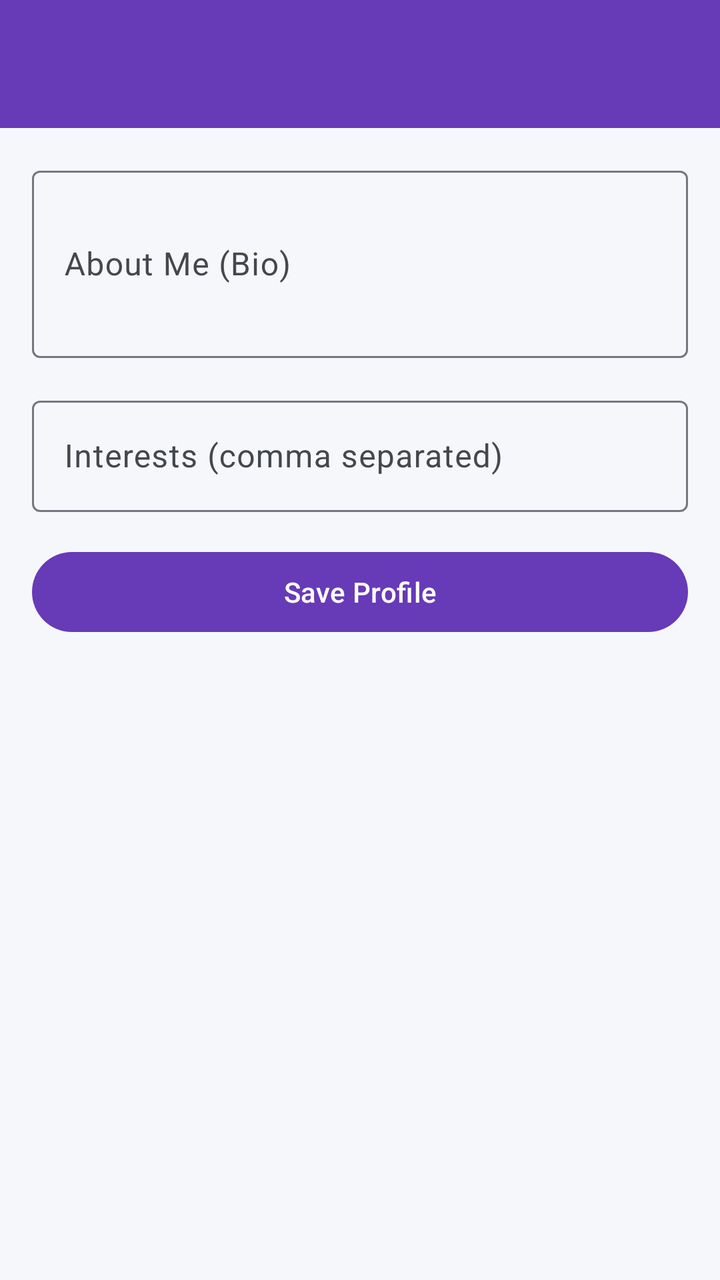
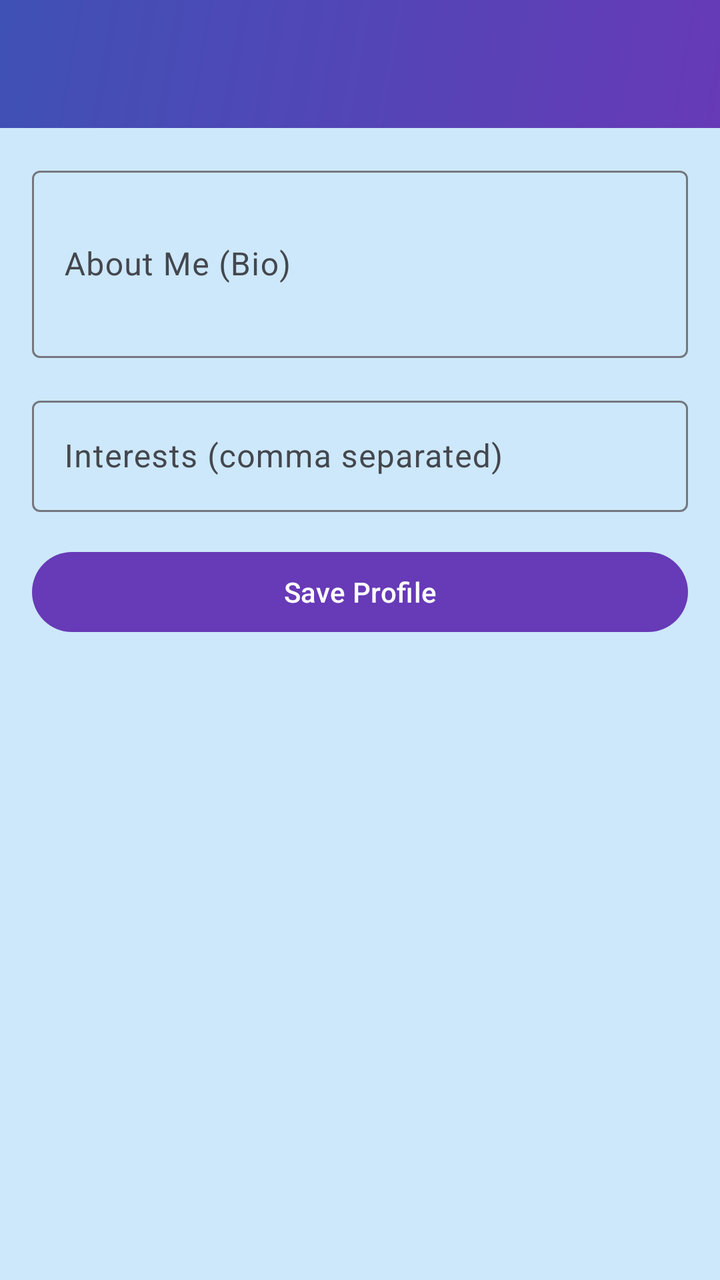

Screens rendered from an Android XML layout before and after an edit, with the pre-edit source and the edit as a unified diff.
<!-- AndroidManifest.xml: application theme Theme.CampusConnect -->
<!-- res/layout/activity_edit_profile.xml -->
<?xml version="1.0" encoding="utf-8"?>
<androidx.constraintlayout.widget.ConstraintLayout xmlns:android="http://schemas.android.com/apk/res/android"
    xmlns:app="http://schemas.android.com/apk/res-auto"
    android:layout_width="match_parent"
    android:layout_height="match_parent">

    <com.google.android.material.appbar.MaterialToolbar
        android:id="@+id/toolbar"
        android:layout_width="match_parent"
        android:layout_height="?attr/actionBarSize"
        android:background="?attr/colorPrimary"
        app:titleTextColor="?attr/colorOnPrimary"
        app:layout_constraintTop_toTopOf="parent" />

    <androidx.core.widget.NestedScrollView
        android:id="@+id/editProfileScroll"
        android:layout_width="match_parent"
        android:layout_height="0dp"
        android:fillViewport="true"
        app:layout_constraintTop_toBottomOf="@id/toolbar"
        app:layout_constraintBottom_toBottomOf="parent">

        <LinearLayout
            android:layout_width="match_parent"
            android:layout_height="wrap_content"
            android:orientation="vertical">

            <com.google.android.material.textfield.TextInputLayout
                android:id="@+id/bioLayout"
                style="@style/Widget.Material3.TextInputLayout.OutlinedBox"
                android:layout_width="match_parent"
                android:layout_height="wrap_content"
                android:layout_margin="16dp"
                android:hint="@string/about_me_bio">

                <com.google.android.material.textfield.TextInputEditText
                    android:id="@+id/bioEditText"
                    android:layout_width="match_parent"
                    android:layout_height="wrap_content"
                    android:inputType="textMultiLine"
                    android:minLines="3" />
            </com.google.android.material.textfield.TextInputLayout>

            <com.google.android.material.textfield.TextInputLayout
                android:id="@+id/interestsLayout"
                style="@style/Widget.Material3.TextInputLayout.OutlinedBox"
                android:layout_width="match_parent"
                android:layout_height="wrap_content"
                android:layout_marginStart="16dp"
                android:layout_marginEnd="16dp"
                android:hint="@string/interests_comma_separated">

                <com.google.android.material.textfield.TextInputEditText
                    android:id="@+id/interestsEditText"
                    android:layout_width="match_parent"
                    android:layout_height="wrap_content" />
            </com.google.android.material.textfield.TextInputLayout>

            <Button
                android:id="@+id/saveButton"
                android:layout_width="match_parent"
                android:layout_height="wrap_content"
                android:layout_margin="16dp"
                android:text="@string/save_profile" />

        </LinearLayout>
    </androidx.core.widget.NestedScrollView>

</androidx.constraintlayout.widget.ConstraintLayout>
<!-- resources referenced by this layout -->
<resources>
  <string name="about_me_bio">About Me (Bio)</string>
  <string name="interests_comma_separated">Interests (comma separated)</string>
  <string name="save_profile">Save Profile</string>
  <style name="Theme.CampusConnect" parent="Base.Theme.CampusConnect" />
  <style name="Base.Theme.CampusConnect" parent="Theme.Material3.DayNight.NoActionBar">
          
          <item name="colorPrimary">@color/primary</item>
          <item name="colorOnPrimary">@color/on_primary</item>
          <item name="colorSecondary">@color/secondary</item>
          <item name="colorOnSecondary">@color/on_secondary</item>
          <item name="colorTertiary">@color/tertiary</item>
          <item name="colorOnTertiary">@color/on_tertiary</item>
          <item name="android:windowBackground">@color/background</item>
          <item name="colorSurface">@color/surface</item>
          <item name="colorOnSurface">@color/on_surface</item>
  
          <item name="colorSurfaceVariant">@color/surface_variant</item>
          <item name="colorOnSurfaceVariant">@color/on_surface_variant</item>
          <item name="colorError">@color/error</item>
          <item name="colorOnError">@color/on_error</item>
          <item name="colorOutline">@color/outline</item>
          <item name="colorOutlineVariant">@color/outline_variant</item>
          <item name="android:statusBarColor">@color/primary</item>
  
          
          <item name="materialCardViewStyle">@style/Widget.CampusConnect.Card</item>
      </style>
  <color name="primary">#673AB7</color>
  <color name="on_primary">#FFFFFF</color>
  <color name="secondary">#009688</color>
  <color name="on_secondary">#FFFFFF</color>
  <color name="tertiary">#FFC107</color>
  <color name="on_tertiary">#000000</color>
  <color name="background">#F6F7FB</color>
  <color name="surface">#FFFFFF</color>
  <color name="on_surface">#1A1C1E</color>
  <color name="surface_variant">#E1E2EC</color>
  <color name="on_surface_variant">#44474E</color>
  <color name="error">#B3261E</color>
  <color name="on_error">#FFFFFF</color>
  <color name="outline">#74777F</color>
  <color name="outline_variant">#C4C6D0</color>
  <style name="Widget.CampusConnect.Card" parent="Widget.Material3.CardView.Elevated">
          <item name="cardCornerRadius">16dp</item>
          <item name="cardElevation">2dp</item>
          <item name="strokeWidth">0dp</item>
      </style>
</resources>

<!-- the commit's change to res/layout/activity_edit_profile.xml (unified diff, before → after) -->
@@ -5,10 +5,11 @@
     android:layout_height="match_parent">
 
     <com.google.android.material.appbar.MaterialToolbar
+        android:theme="@style/ThemeOverlay.CampusConnect.Toolbar"
         android:id="@+id/toolbar"
         android:layout_width="match_parent"
         android:layout_height="?attr/actionBarSize"
-        android:background="?attr/colorPrimary"
+        android:background="@drawable/bg_toolbar_gradient"
         app:titleTextColor="?attr/colorOnPrimary"
         app:layout_constraintTop_toTopOf="parent" />
 
<!-- resource entries referenced after the edit -->
@@ -1,9 +1,24 @@
 <!-- resources referenced by this layout -->
 <resources>
+  <!-- drawable bg_toolbar_gradient (drawable) -->
+  <?xml version="1.0" encoding="utf-8"?>
+  <shape xmlns:android="http://schemas.android.com/apk/res/android"
+      android:shape="rectangle">
+      <gradient
+          android:angle="135"
+          android:startColor="@color/gradient_start"
+          android:endColor="@color/gradient_end"
+          android:type="linear" />
+  </shape>
   <string name="about_me_bio">About Me (Bio)</string>
   <string name="interests_comma_separated">Interests (comma separated)</string>
   <string name="save_profile">Save Profile</string>
+  <style name="ThemeOverlay.CampusConnect.Toolbar" parent="">
+          <item name="colorControlNormal">?attr/colorOnPrimary</item>
+      </style>
   <style name="Theme.CampusConnect" parent="Base.Theme.CampusConnect" />
+  <color name="gradient_start">#673AB7</color>
+  <color name="gradient_end">#3F51B5</color>
   <style name="Base.Theme.CampusConnect" parent="Theme.Material3.DayNight.NoActionBar">
           
           <item name="colorPrimary">@color/primary</item>
@@ -26,6 +41,7 @@
   
           
           <item name="materialCardViewStyle">@style/Widget.CampusConnect.Card</item>
+          <item name="toolbarStyle">@style/Widget.CampusConnect.Toolbar</item>
       </style>
   <color name="primary">#673AB7</color>
   <color name="on_primary">#FFFFFF</color>
@@ -33,7 +49,7 @@
   <color name="on_secondary">#FFFFFF</color>
   <color name="tertiary">#FFC107</color>
   <color name="on_tertiary">#000000</color>
-  <color name="background">#F6F7FB</color>
+  <color name="background">#CDE8FA</color>
   <color name="surface">#FFFFFF</color>
   <color name="on_surface">#1A1C1E</color>
   <color name="surface_variant">#E1E2EC</color>
@@ -43,9 +59,16 @@
   <color name="outline">#74777F</color>
   <color name="outline_variant">#C4C6D0</color>
   <style name="Widget.CampusConnect.Card" parent="Widget.Material3.CardView.Elevated">
-          <item name="cardCornerRadius">16dp</item>
-          <item name="cardElevation">2dp</item>
+          
+          <item name="cardBackgroundColor">@color/tile_bg</item>
+          <item name="cardCornerRadius">18dp</item>
+          <item name="cardElevation">0dp</item>
           <item name="strokeWidth">0dp</item>
       </style>
+  <style name="Widget.CampusConnect.Toolbar" parent="Widget.Material3.Toolbar">
+          <item name="navigationIconTint">?attr/colorOnPrimary</item>
+          <item name="android:theme">@style/ThemeOverlay.CampusConnect.Toolbar</item>
+      </style>
+  <color name="tile_bg">#ECE8FE</color>
 </resources>
 
